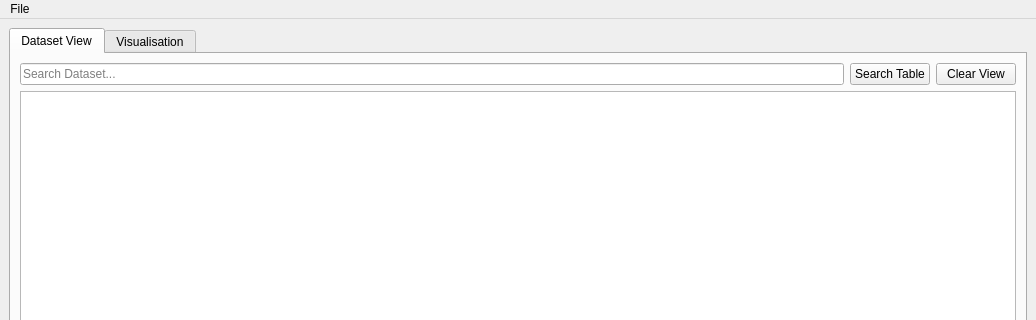
First picture: the form in Main.ui, repository SITNYP/ICT1002-Team-23, before the edit; both pictures show x 0 to 1036 and y 0 to 320 of the 1036 by 707 pixel window.
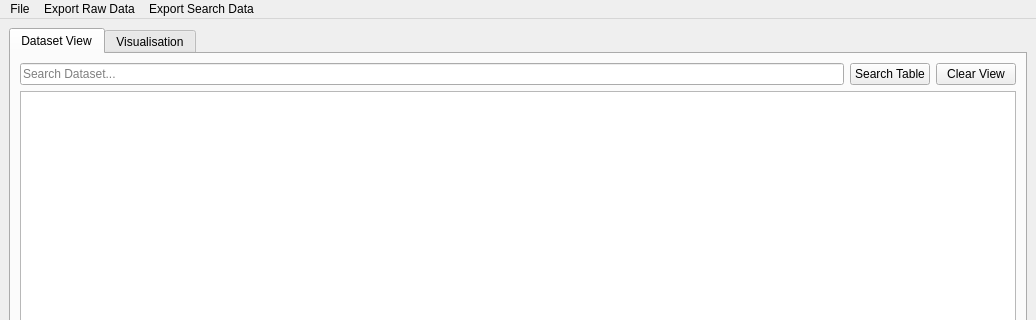
Second picture: the form after the edit.

What changed in the file:
```diff
--- a/Main.ui
+++ b/Main.ui
@@ -133,10 +133,28 @@
     </property>
     <addaction name="actionImport_CSV"/>
     <addaction name="actionMerge_CSV"/>
+    <addaction name="actionEmail"/>
+   </widget>
+   <widget class="QMenu" name="menuExport_Raw_Data">
+    <property name="title">
+     <string>Export Raw Data</string>
+    </property>
     <addaction name="actionExport_CSV"/>
-    <addaction name="actionEmail_CSV"/>
+    <addaction name="actionExport_PDF"/>
+    <addaction name="actionExport_IMG"/>
+    <addaction name="actionExport_TXT"/>
+   </widget>
+   <widget class="QMenu" name="menuExport_Search">
+    <property name="title">
+     <string>Export Search Data</string>
+    </property>
+    <addaction name="actionExport_PDF_filtered"/>
+    <addaction name="actionExport_IMG_filtered"/>
+    <addaction name="actionExport_TXT_filtered"/>
    </widget>
    <addaction name="menuFile"/>
+   <addaction name="menuExport_Raw_Data"/>
+   <addaction name="menuExport_Search"/>
   </widget>
   <widget class="QStatusBar" name="statusbar"/>
   <action name="actionExport_CSV">
```
Left out of the diff: 34 changed lines with no effect on the pictures.
